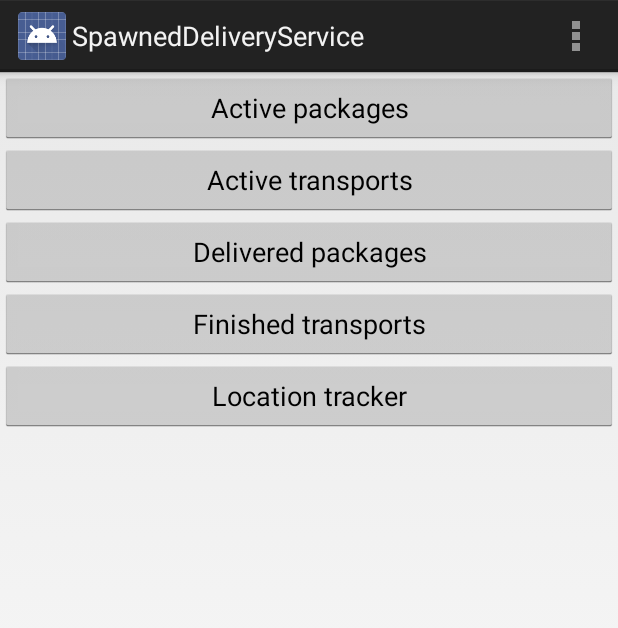
After one commit to dzhenko/SpawnedDeliveryService, an Android app: the HomeActivity screen opened directly, with no data from a screen before it, on a phone screen of 412 x 824 dp. The commit adds this screen. Shown: the top 628 px of the screen. Run offline under Robolectric (Android 15) with nearby library versions, the phone set to English and light mode, and no system bars.

```diff
--- /dev/null
+++ b/SDS.Mobile/app/src/main/java/com/example/spawneddeliveryservice/HomeActivity.java
@@ -0,0 +1,58 @@
+package com.example.spawneddeliveryservice;
+
+import android.app.Activity;
+import android.content.Context;
+import android.content.Intent;
+import android.os.Bundle;
+import android.view.Menu;
+import android.view.MenuItem;
+import android.view.View;
+import android.widget.Button;
+
+public class HomeActivity extends Activity implements View.OnClickListener {
+    Button btnActiveTransports, btnActivePackages, btnDeliveredPackages, btnFinishedTransports, btnLocationTracker;
+    private final Context context = this;
+
+    @Override
+    protected void onCreate(Bundle savedInstanceState) {
+        super.onCreate(savedInstanceState);
+        setContentView(R.layout.activity_home_menu);
+
+        //Buttons
+        this.btnActivePackages = (Button)findViewById(R.id.btnHomeActivePackages);
+        this.btnActiveTransports= (Button)findViewById(R.id.btnHomeActiveTransports);
+        this.btnDeliveredPackages = (Button)findViewById(R.id.btnHomeDeliveredPackages);
+        this.btnFinishedTransports = (Button)findViewById(R.id.btnHomeFinishedTransports);
+        this.btnLocationTracker = (Button)findViewById(R.id.btnHomeLocationTracker);
+
+        this.attachEvents();
+    }
+
+    private void attachEvents() {
+        this.btnLocationTracker.setOnClickListener(this);
+    }
+
+    @Override
+    public boolean onCreateOptionsMenu(Menu menu) {
+        getMenuInflater().inflate(R.menu.main, menu);
+        return true;
+    }
+
+    @Override
+    public boolean onOptionsItemSelected(MenuItem item) {
+        int id = item.getItemId();
+        if (id == R.id.action_settings) {
+            return true;
+        }
+
+        return super.onOptionsItemSelected(item);
+    }
+
+    @Override
+    public void onClick(View v) {
+        if(v.getId()==R.id.btnHomeLocationTracker){
+            Intent intent = new Intent(this, LocatorActivity.class);
+            startActivity(intent);
+        }
+    }
+}
--- a/SDS.Mobile/app/src/main/java/com/example/spawneddeliveryservice/LoginActivity.java
+++ b/SDS.Mobile/app/src/main/java/com/example/spawneddeliveryservice/LoginActivity.java
@@ -131,7 +131,7 @@ public class LoginActivity extends Fragment implements View.OnClickListener {
                             context,
                             "Hello, " + data.getUsername(),
                             Toast.LENGTH_SHORT).show();
-                    mainActivity.loadRegister();
+                    mainActivity.redirectHome();
                 } catch (JSONException e) {
                     String errorDescription = jObject.getString("error_description");
                     Toast.makeText(
--- a/SDS.Mobile/app/src/main/java/com/example/spawneddeliveryservice/MainActivity.java
+++ b/SDS.Mobile/app/src/main/java/com/example/spawneddeliveryservice/MainActivity.java
@@ -3,6 +3,7 @@ package com.example.spawneddeliveryservice;
 import android.app.Activity;
 import android.app.Fragment;
 import android.content.Context;
+import android.content.Intent;
 import android.os.Bundle;
 import android.view.Menu;
 import android.view.MenuItem;
@@ -51,4 +52,9 @@ public class MainActivity extends Activity {
     public void loadRegister(){
         changeActivity(new RegisterActivity());
     }
+
+    public void redirectHome(){
+        Intent intent = new Intent(this, HomeActivity.class);
+        startActivity(intent);
+    }
 }
--- /dev/null
+++ b/SDS.Mobile/app/src/main/res/layout/activity_home_menu.xml
@@ -0,0 +1,43 @@
+<?xml version="1.0" encoding="utf-8"?>
+
+<LinearLayout
+    xmlns:android="http://schemas.android.com/apk/res/android"
+    android:orientation="vertical"
+    android:layout_width="match_parent"
+    android:layout_height="match_parent">
+
+    <Button
+        android:layout_width="match_parent"
+        android:layout_height="wrap_content"
+        android:text="@string/btnHomeActivePackages"
+        android:id="@+id/btnHomeActivePackages"
+        android:layout_gravity="center_horizontal" />
+
+    <Button
+        android:layout_width="match_parent"
+        android:layout_height="wrap_content"
+        android:text="@string/btnHomeActiveTransport"
+        android:id="@+id/btnHomeActiveTransports"
+        android:layout_gravity="center_horizontal" />
+
+    <Button
+        android:layout_width="match_parent"
+        android:layout_height="wrap_content"
+        android:text="@string/btnHomeDeliveredPackages"
+        android:id="@+id/btnHomeDeliveredPackages"
+        android:layout_gravity="center_horizontal" />
+
+    <Button
+        android:layout_width="match_parent"
+        android:layout_height="wrap_content"
+        android:text="@string/btnHomeFinishedTransports"
+        android:id="@+id/btnHomeFinishedTransports"
+        android:layout_gravity="center_horizontal" />
+
+    <Button
+        android:layout_width="match_parent"
+        android:layout_height="wrap_content"
+        android:text="@string/btnHomeLocationTracker"
+        android:id="@+id/btnHomeLocationTracker"
+        android:layout_gravity="center_horizontal" />
+</LinearLayout>
--- a/SDS.Mobile/app/src/main/res/values/strings.xml
+++ b/SDS.Mobile/app/src/main/res/values/strings.xml
@@ -2,7 +2,9 @@
 <resources>
 
     <string name="app_name">SpawnedDeliveryService</string>
+    <string name="title_activity_locator">Location Tracker</string>
     <string name="tvMainWelcomeMessage">Welcome to SDS</string>
+
     <string name="btnMainLogin">Login</string>
     <string name="action_settings">Settings</string>
     <string name="btnMainRegister">Register</string>
@@ -10,6 +12,12 @@
     <string name="tvMainLabelPassword">Password</string>
     <string name="tvMainLabelConfirmPassword">Confim password</string>
     <string name="tvMainLabelPhoneNumber">Phone number</string>
+    <string name="btnHomeActivePackages">Active packages</string>
+    <string name="btnHomeActiveTransport">Active transports</string>
+    <string name="btnHomeDeliveredPackages">Delivered packages</string>
+    <string name="btnHomeFinishedTransports">Finished transports</string>
+    <string name="btnHomeLocationTracker">Location tracker</string>
+    <string name="swLocatorToggleLocation">Toggle Tracker</string>
 
     <string name="apiBaseUrl">http://spawndeliveryservice.apphb.com</string>
     <string name="apiTransports">/api/transports/</string>
@@ -18,5 +26,6 @@
     <string name="apiUsers">/api/users/</string>
     <string name="apiUserRegistration">/api/account/register</string>
     <string name="apiUserLogin">/api/account/login</string>
+    <string name="apiUserCoordinates">/api/users/Coordinates</string>
 
 </resources>
```
Also changed, not shown: SDS.Mobile/app/src/main/AndroidManifest.xml (+16 -1 lines), SDS.Mobile/app/src/main/java/com/example/spawneddeliveryservice/LocatorActivity.java (added, +73 -0 lines), SDS.Mobile/app/src/main/java/com/example/spawneddeliveryservice/services/LocationTrackerService.java (added, +86 -0 lines), SDS.Mobile/app/src/main/java/com/example/spawneddeliveryservice/tasks/LocationChangeTask.java (added, +68 -0 lines), SDS.Mobile/app/src/main/res/layout/activity_locator.xml (added, +27 -0 lines), SDS.Mobile/app/src/main/res/menu/locator.xml (added, +8 -0 lines), 1 other file.
